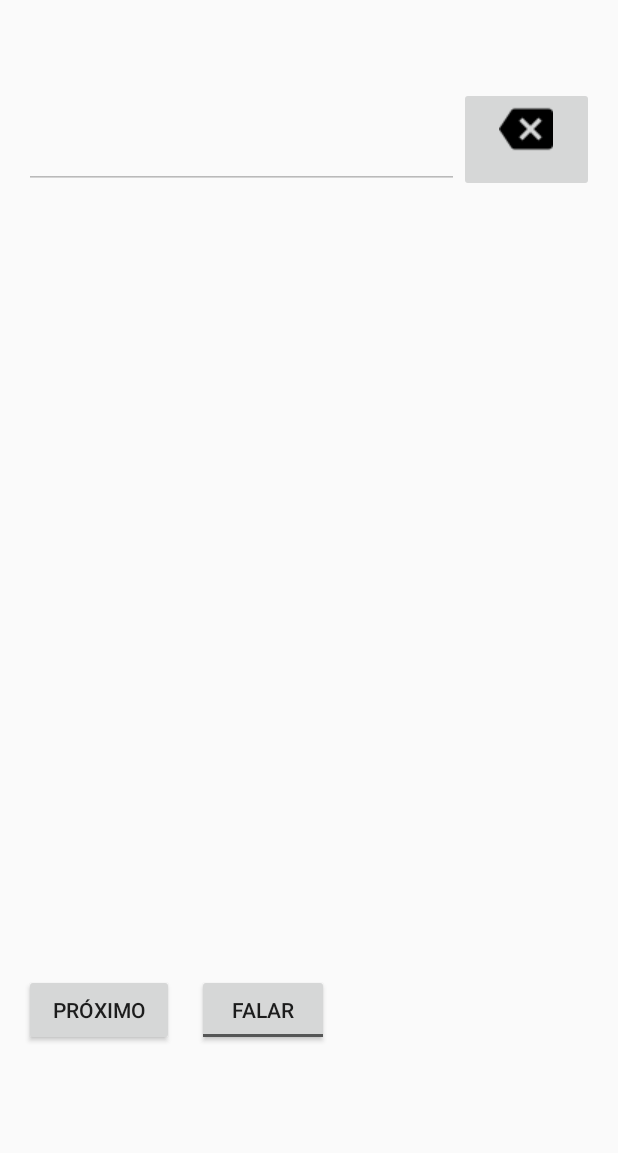
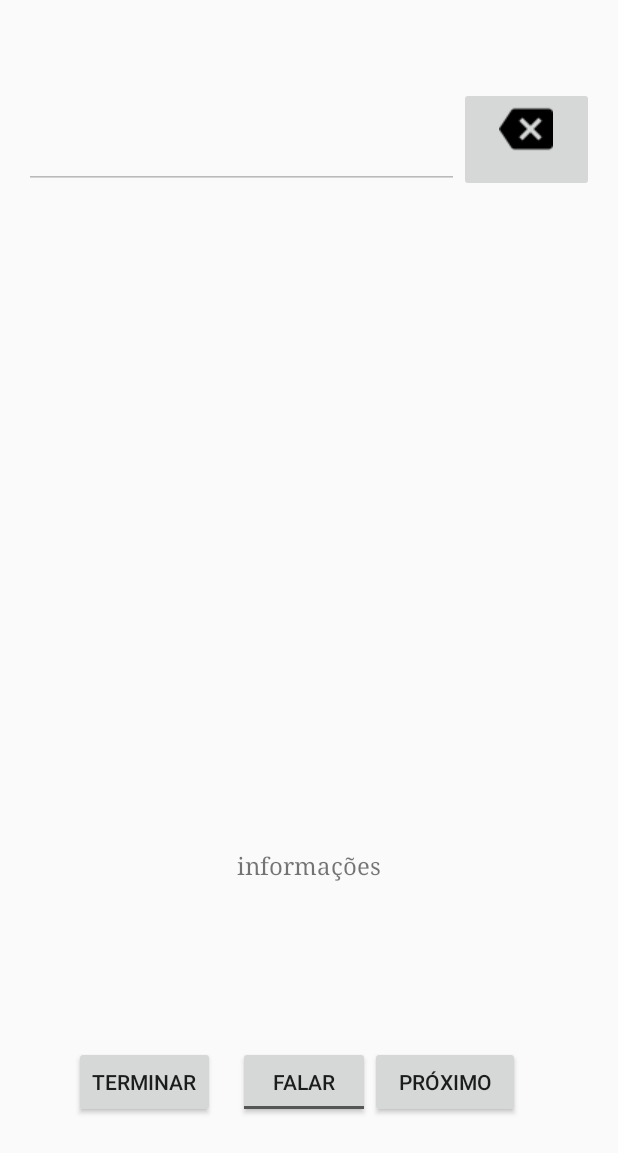
Before and after one commit to samuelzvir/E-MobileActivities, an Android app: the StudentGameActivity screen opened directly, with no data from a screen before it, on a phone screen of 412 x 824 dp. Shown: the top 1153 px of the screen. Run offline under Robolectric (Android 15) with nearby library versions, the phone set to English and light mode, and no system bars; libraries missing offline, so code that uses them is left out: org.litepal.crud; 7 statements that could not run were skipped.

Commit message:
Add basic structure for dialog in the Student Game activity.

```diff
--- a/app/src/main/java/br/com/ema/activities/student/StudentGameActivity.java
+++ b/app/src/main/java/br/com/ema/activities/student/StudentGameActivity.java
@@ -1,6 +1,7 @@
 package br.com.ema.activities.student;
 
 import android.app.Activity;
+import android.app.FragmentManager;
 import android.content.Intent;
 import android.graphics.Bitmap;
 import android.graphics.BitmapFactory;
@@ -29,6 +30,7 @@ import java.util.List;
 import java.util.Random;
 
 import br.com.ema.R;
+import br.com.ema.dialogs.FinishGameDialogFragment;
 import br.com.ema.entities.Challenge;
 import br.com.ema.entities.Student;
 import br.com.ema.entities.relations.StudentChallenge;
@@ -320,4 +322,10 @@ public class StudentGameActivity extends Activity implements View.OnClickListene
         }
     }
 
+    public void onFinish(View view){
+        FinishGameDialogFragment dialog = new FinishGameDialogFragment();
+        FragmentManager fm = getFragmentManager();
+        dialog.show(fm,"finish the game");
+    }
+
 }
--- /dev/null
+++ b/app/src/main/java/br/com/ema/dialogs/FinishGameDialogFragment.java
@@ -0,0 +1,34 @@
+package br.com.ema.dialogs;
+
+import android.app.AlertDialog;
+import android.app.Dialog;
+import android.app.DialogFragment;
+import android.content.DialogInterface;
+import android.os.Bundle;
+import android.util.Log;
+
+import br.com.ema.R;
+
+
+public class FinishGameDialogFragment extends DialogFragment {
+    private static final String TAG = "FinishDialogFragment";
+
+    @Override
+    public Dialog onCreateDialog(Bundle savedInstanceState) {
+        AlertDialog.Builder builder = new AlertDialog.Builder(getActivity());
+        builder.setMessage(R.string.areYouSure)
+                .setPositiveButton(R.string.finish, new DialogInterface.OnClickListener() {
+                    public void onClick(DialogInterface dialog, int id) {
+                        // Finish the game
+                    }
+                })
+                .setNegativeButton(R.string.cancel, new DialogInterface.OnClickListener() {
+                    public void onClick(DialogInterface dialog, int id) {
+                        Log.i(TAG, "User cancelled the the end of the game.");
+                    }
+                });
+        // Create the AlertDialog object and return it
+        return builder.create();
+    }
+
+}
--- a/app/src/main/res/layout/activity_student_game.xml
+++ b/app/src/main/res/layout/activity_student_game.xml
@@ -31,7 +31,7 @@
         android:layout_width="fill_parent"
         android:layout_height="wrap_content"
         android:layout_marginTop="20dp"
-        android:layout_weight="7.26">
+        android:layout_weight="1.0">
 
 
 
@@ -63,10 +63,12 @@
     </LinearLayout>
     <LinearLayout
         android:id="@+id/images"
-        android:layout_width="400dp"
+        android:layout_width="471dp"
         android:layout_height="300dp"
-        android:layout_weight="50"
-        android:orientation="horizontal">
+        android:orientation="horizontal"
+        android:gravity="center_horizontal"
+        android:layout_gravity="center_horizontal"
+        android:layout_weight="3.5">
 
         <ImageView
             android:layout_width="wrap_content"
@@ -80,23 +82,60 @@
         android:id="@+id/information"
         android:layout_width="fill_parent"
         android:layout_height="wrap_content"
+        android:text="@string/information"
         android:textSize="@dimen/activity_horizontal_margin"
-        android:typeface="serif" />
+        android:typeface="serif"
+        android:layout_gravity="center_horizontal"
+        android:gravity="center_horizontal"
+        android:layout_weight="0.5" />
 
     <LinearLayout
         android:id="@+id/scrambled"
         android:layout_width="fill_parent"
         android:layout_height="wrap_content"
-        android:layout_weight="50"
-        android:orientation="horizontal">
+        android:orientation="horizontal"
+        android:layout_gravity="center_horizontal"
+        android:gravity="center|center_vertical|center_horizontal"
+        android:weightSum="1"
+        android:layout_weight="1.5">
     </LinearLayout>
+    <LinearLayout
+        android:id="@+id/help"
+        android:orientation="horizontal"
+        android:layout_width="fill_parent"
+        android:layout_height="wrap_content"
+        android:layout_weight="1.5">
+
+    </LinearLayout>
+
 
     <LinearLayout
         android:id="@+id/speakers"
         android:layout_width="fill_parent"
         android:layout_height="wrap_content"
-        android:layout_weight="50"
-        android:orientation="horizontal">
+        android:layout_weight="1.5"
+        android:orientation="horizontal"
+        android:gravity="center_horizontal">
+
+        <Button
+            android:id="@+id/stopBtn"
+            android:layout_width="wrap_content"
+            android:layout_height="wrap_content"
+            android:layout_marginBottom="15dp"
+            android:layout_marginRight="15dp"
+            android:onClick="onFinish"
+            android:text="@string/finish" />
+
+        <ToggleButton
+            android:id="@+id/speechToggle"
+            android:layout_width="wrap_content"
+            android:layout_height="wrap_content"
+            android:layout_centerHorizontal="true"
+            android:layout_centerVertical="true"
+            android:textOff="@string/speech_toggle_on"
+            android:textOn="@string/speech_toggle_on"
+            android:layout_gravity="left"
+            android:checked="false" />
 
         <Button
             android:id="@+id/nextButton"
@@ -107,15 +146,5 @@
             android:onClick="onClick"
             android:text="@string/next" />
 
-        <ToggleButton
-            android:id="@+id/speechToggle"
-            android:layout_width="wrap_content"
-            android:layout_height="wrap_content"
-            android:layout_centerHorizontal="true"
-            android:layout_centerVertical="true"
-            android:textOff="@string/speech_toggle_on"
-            android:textOn="@string/speech_toggle_off"
-            android:layout_gravity="left" />
-
     </LinearLayout>
 </LinearLayout>
--- a/app/src/main/res/values/strings.xml
+++ b/app/src/main/res/values/strings.xml
@@ -80,6 +80,7 @@
     <string name="activities">Atividades</string>
 
     <string name="checkDataTyped">Verifique os dados digitados</string>
+    <string name="areYouSure">Tem certeza?</string>
 
     <string name="login">Entrar</string>
     <string name="logout">Sair</string>
@@ -104,4 +105,7 @@
     <string name="deleteUser">Remover Usuário</string>
     <string name="updateUser">Atualizar Usuário</string>
 
+<!-- TODO: Remove or change this placeholder text -->
+    <string name="hello_blank_fragment">Hello blank fragment</string>
+
 </resources>
```
